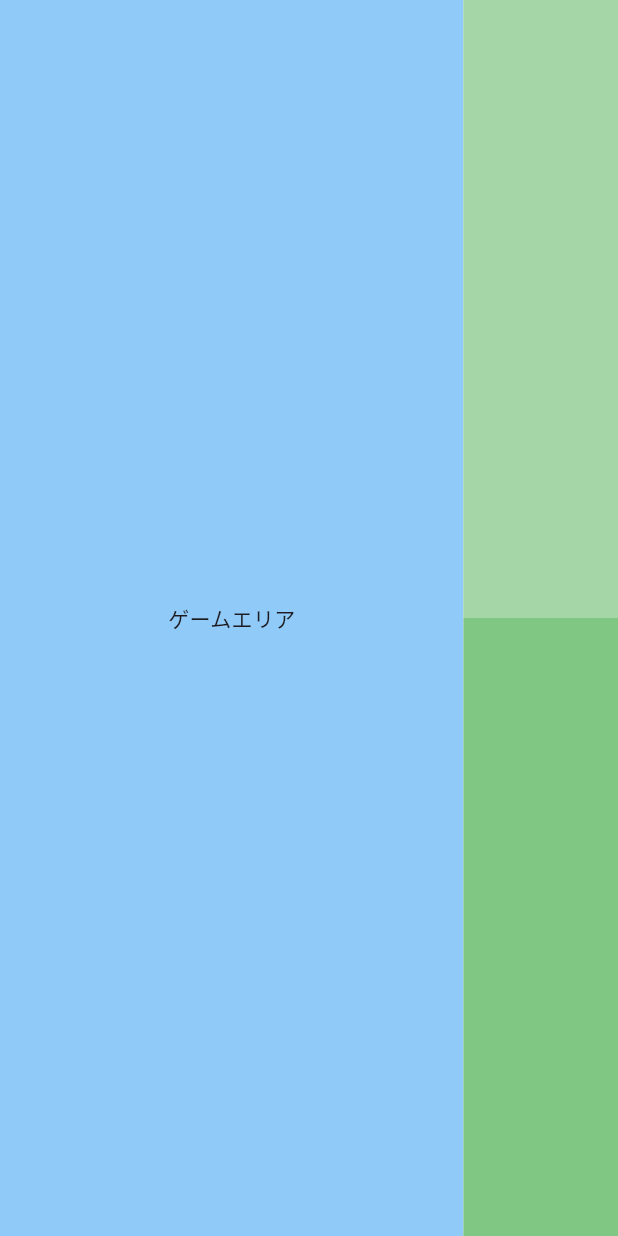
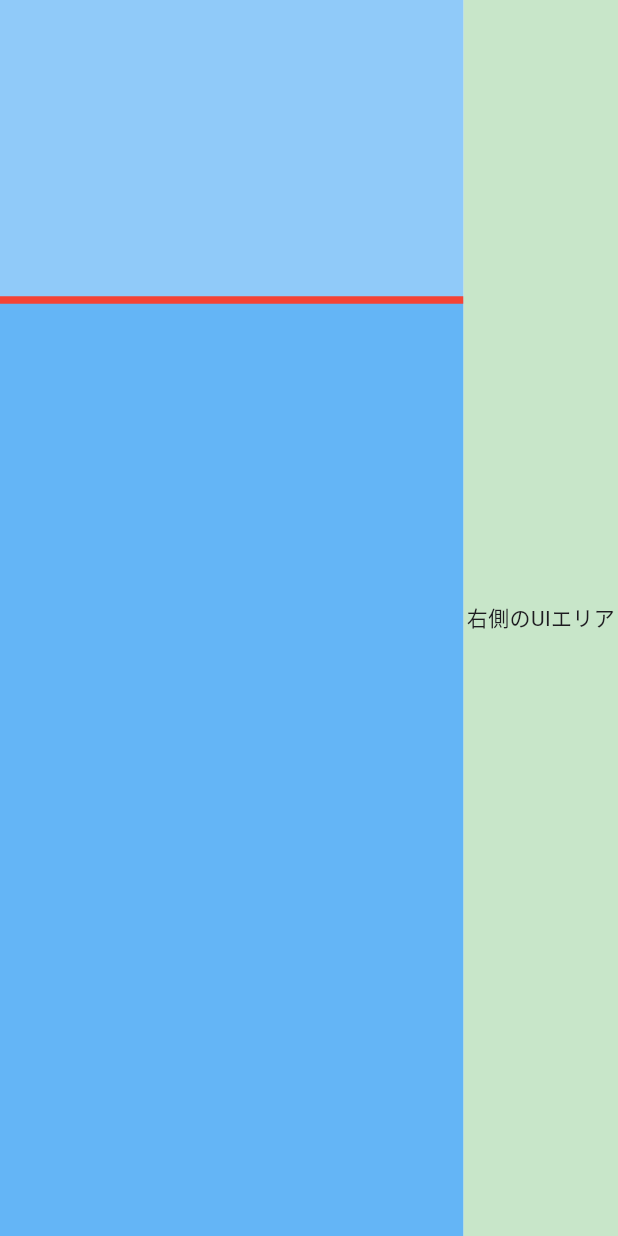
Before and after one commit to Pikuruce/RingDecomposeGame, a Flutter app: the screen it shows after launch, on a phone screen of 412 x 824 dp. Run offline on Flutter 3.47's test engine with Material 3 defaults, Android fonts, the light colour scheme and no system bars; missing offline and left inert: flame.

Commit message:
画面分割の実装

```diff
--- a/lib/main.dart
+++ b/lib/main.dart
@@ -1,3 +1,5 @@
+import 'dart:math';
+
 import 'package:flutter/material.dart';
 
 void main() {
@@ -54,12 +56,7 @@ class SplitScreen extends StatelessWidget {
             flex: 1,
             child: Container(
               color: Colors.green[100],
-              child: Column(
-                children: [
-                  Expanded(child: Container(color: Colors.green[200])),
-                  Expanded(child: Container(color: Colors.green[300])),
-                ],
-              ),
+              child: Center(child: Text("右側のUIエリア")),
             ),
           ),
         ],
@@ -68,12 +65,94 @@ class SplitScreen extends StatelessWidget {
   }
 }
 
-class SplitGameScreen extends StatelessWidget {
+class SplitGameScreen extends StatefulWidget {
+  const SplitGameScreen({super.key});
+
+  @override
+  State<SplitGameScreen> createState() => _SplitGameScreenState();
+}
+
+class _SplitGameScreenState extends State<SplitGameScreen> {
+  final List<int> _flexValues = [2, 1];
+  double _borderY = 200;
+
+  void _updateNewFlexValues(BoxConstraints constraints) {
+    setState(() {
+      _flexValues[0] = _borderY.toInt();
+      _flexValues[1] = (constraints.maxHeight - _borderY).toInt();
+    });
+  }
+
+  @override
+  void initState() {
+    super.initState();
+    // 初期のflex値を設定
+    WidgetsBinding.instance.addPostFrameCallback((_) {
+      final constraints =
+          context.findRenderObject()!.constraints as BoxConstraints;
+      _updateNewFlexValues(constraints);
+    });
+  }
+
   @override
   Widget build(BuildContext context) {
-    return Container(
-      color: Colors.blue[200],
-      child: const Center(child: Text("ゲームエリア")),
+    return LayoutBuilder(
+      builder: (context, constraints) {
+        return Stack(
+          children: [
+            // 画面を上下に分割するためのColumn
+            Column(
+              children: [
+                Expanded(
+                  flex: _flexValues[0],
+                  child: Container(color: Colors.blue[200]),
+                ),
+                Expanded(
+                  flex: _flexValues[1],
+                  child: Container(color: Colors.blue[300]),
+                ),
+              ],
+            ),
+            // ドラッグ可能な境界線
+            Positioned(
+              top: min(
+                constraints.maxHeight,
+                max(
+                  0,
+                  constraints.maxHeight *
+                          _flexValues[0] /
+                          (_flexValues[0] + _flexValues[1]) -
+                      2.5,
+                ),
+              ),
+              left: 0,
+              right: 0,
+              child: GestureDetector(
+                onTapDown: (details) {
+                  setState(() {
+                    _borderY = min(
+                      constraints.maxHeight,
+                      max(
+                        0,
+                        constraints.maxHeight *
+                            _flexValues[0] /
+                            (_flexValues[0] + _flexValues[1]),
+                      ),
+                    );
+                  });
+                },
+                onPanUpdate: (details) {
+                  setState(() {
+                    _borderY += details.delta.dy;
+                    _updateNewFlexValues(constraints);
+                  });
+                },
+                child: Container(height: 5, color: Colors.red),
+              ),
+            ),
+          ],
+        );
+      },
     );
   }
 }
```
